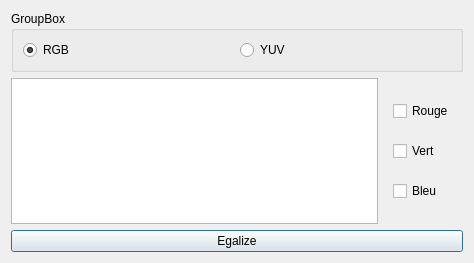
This is fotochop/Histogramme.ui in namealreadytaken/fotochope as Qt 5 draws it before an edit. The edited form follows.
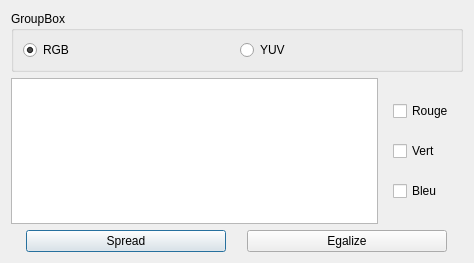
This is the edited form.

Commit message: fix de l'historique (saloperie de modulo) modification de la fenetre (ajout du menu et des raccourcis, disparition des boutons inutils (comme samy)) modif de la fenetre de la pipette spread de l'histo

Patch:
```diff
--- a/fotochop/Histogramme.ui
+++ b/fotochop/Histogramme.ui
@@ -23,6 +23,45 @@
    <double>1.000000000000000</double>
   </property>
   <layout class="QGridLayout" name="gridLayout">
+   <item row="4" column="0">
+    <layout class="QHBoxLayout" name="horizontalLayout_4">
+     <property name="leftMargin">
+      <number>0</number>
+     </property>
+     <property name="topMargin">
+      <number>0</number>
+     </property>
+     <property name="rightMargin">
+      <number>0</number>
+     </property>
+     <item>
+      <widget class="QPushButton" name="spreadButton">
+       <property name="maximumSize">
+        <size>
+         <width>200</width>
+         <height>16777215</height>
+        </size>
+       </property>
+       <property name="text">
+        <string>Spread</string>
+       </property>
+      </widget>
+     </item>
+     <item>
+      <widget class="QPushButton" name="egalizeButton">
+       <property name="maximumSize">
+        <size>
+         <width>200</width>
+         <height>16777215</height>
+        </size>
+       </property>
+       <property name="text">
+        <string>Egalize</string>
+       </property>
+      </widget>
+     </item>
+    </layout>
+   </item>
    <item row="1" column="0">
     <layout class="QVBoxLayout" name="verticalLayout">
      <item>
@@ -115,13 +154,6 @@
      </item>
     </layout>
    </item>
-   <item row="2" column="0">
-    <widget class="QPushButton" name="egalizeButton">
-     <property name="text">
-      <string>Egalize</string>
-     </property>
-    </widget>
-   </item>
   </layout>
  </widget>
  <resources/>
```
The commit also changes 7 other files.
